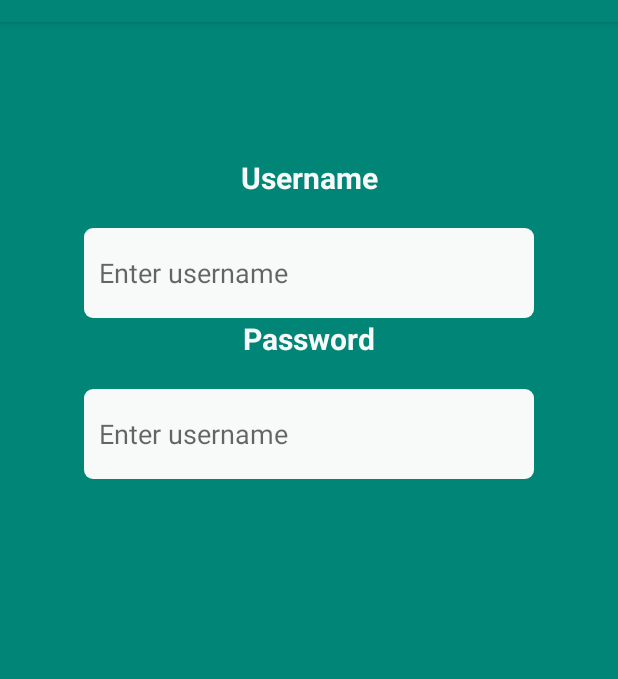
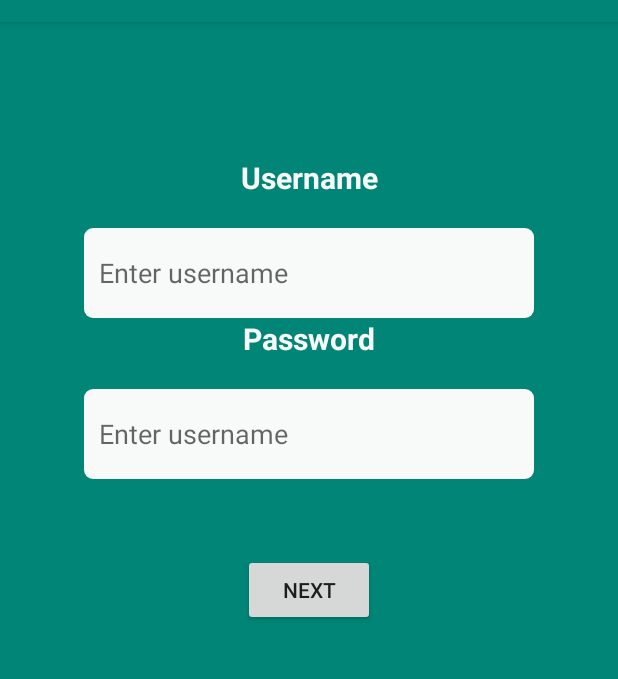
Before and after one commit to evelinagder/MovieApp, an Android app: the fragment RegisterUserPasswordFragment shown on its own in the app's theme, on a phone screen of 412 x 824 dp, the part 62-741 px from its top. Run offline under Robolectric (Android 15) with nearby library versions, the phone set to English and light mode, and no system bars; 2 statements that could not run were skipped.

Commit message:
change start destination, enter username go to age fr

```diff
--- a/app/build.gradle
+++ b/app/build.gradle
@@ -27,10 +27,12 @@ android {
         sourceCompatibility JavaVersion.VERSION_1_8
         targetCompatibility JavaVersion.VERSION_1_8
     }
+    kotlinOptions {
+        jvmTarget = JavaVersion.VERSION_1_8.toString()
+    }
     viewBinding.enabled = true
 
     dynamicFeatures = [":movieslibrary", ":newsfeed"]
-
 
 }
 
--- a/app/src/main/java/com/example/moviesapp/app/registration/RegisterUserPasswordFragment.kt
+++ b/app/src/main/java/com/example/moviesapp/app/registration/RegisterUserPasswordFragment.kt
@@ -1,25 +1,45 @@
 package com.example.moviesapp.app.registration
 
 import android.os.Bundle
+import android.view.LayoutInflater
 import android.view.View
-import com.example.moviesapp.BR
+import android.view.ViewGroup
+import androidx.fragment.app.Fragment
+import androidx.lifecycle.Observer
+import androidx.navigation.Navigation
+import androidx.navigation.navGraphViewModels
 import com.example.moviesapp.R
-import com.example.moviesapp.databinding.FragmentUsernameBinding
-import com.example.moviesapp.view.BaseFragment
+import com.example.moviesapp.app.registration.RegistrationViewModel.Companion.NAVIGATION_STEP_USERNAME
+import kotlinx.android.synthetic.main.fragment_username.*
 
-class RegisterUserPasswordFragment :
-    BaseFragment<FragmentUsernameBinding, RegistrationViewModel>() {
+class RegisterUserPasswordFragment : Fragment() {
 
-
-    override fun getViewModelResId(): Int = BR.registrationFragmentVM
-
-    override fun getLayoutResId(): Int = R.layout.fragment_username
-
-    override fun getViewModelClass(): Class<RegistrationViewModel> =
-        RegistrationViewModel::class.java
+    override fun onCreateView(
+        inflater: LayoutInflater,
+        container: ViewGroup?,
+        savedInstanceState: Bundle?
+    ): View? {
+        return inflater.inflate(R.layout.fragment_username, container, false)
+    }
 
     override fun onViewCreated(view: View, savedInstanceState: Bundle?) {
         super.onViewCreated(view, savedInstanceState)
 
+        val viewModel: RegistrationViewModel by navGraphViewModels(R.id.navigation_reg)
+
+        viewModel.navigationStageLiveData.observe(
+            viewLifecycleOwner,
+            Observer { navigationStatus: String ->
+                if (navigationStatus == NAVIGATION_STEP_USERNAME) {
+                    Navigation.findNavController(view).navigate(R.id.go_to_age_fragment_action)
+                }
+            })
+
+        button_registration_next_username.setOnClickListener {
+            viewModel.addUserNamePassword(
+                username_edit_text.text.toString(),
+                password_edit_text.text.toString()
+            )
+        }
     }
 }
--- a/app/src/main/res/layout/fragment_username.xml
+++ b/app/src/main/res/layout/fragment_username.xml
@@ -1,14 +1,5 @@
-<layout xmlns:android="http://schemas.android.com/apk/res/android"
-    xmlns:app="http://schemas.android.com/apk/res-auto">
-
-    <data>
-
-        <variable
-            name="registrationFragmentVM"
-            type="com.example.moviesapp.app.registration.RegistrationViewModel" />
-    </data>
-
-    <androidx.constraintlayout.widget.ConstraintLayout
+<androidx.constraintlayout.widget.ConstraintLayout xmlns:android="http://schemas.android.com/apk/res/android"
+    xmlns:app="http://schemas.android.com/apk/res-auto"
     android:layout_width="match_parent"
     android:layout_height="match_parent"
     android:background="@color/colorPrimary">
@@ -31,9 +22,9 @@
         android:layout_width="300dp"
         android:layout_height="60dp"
         android:layout_marginTop="20dp"
-            android:padding="10dp"
         android:background="@drawable/movie_list_background"
         android:hint="Enter username"
+        android:padding="10dp"
         app:layout_constraintEnd_toEndOf="parent"
         app:layout_constraintStart_toStartOf="parent"
         app:layout_constraintTop_toBottomOf="@+id/username_text_view" />
@@ -55,13 +46,23 @@
         android:layout_width="300dp"
         android:layout_height="60dp"
         android:layout_marginTop="20dp"
-            android:padding="10dp"
         android:background="@drawable/movie_list_background"
         android:hint="Enter username"
+        android:padding="10dp"
         app:layout_constraintEnd_toEndOf="parent"
         app:layout_constraintStart_toStartOf="parent"
         app:layout_constraintTop_toBottomOf="@+id/password_text_view" />
 
+    <Button
+        android:id="@+id/button_registration_next_username"
+        android:layout_width="wrap_content"
+        android:layout_height="wrap_content"
+        android:layout_marginTop="50dp"
+        android:text="next"
+        android:textAllCaps="true"
+        app:layout_constraintEnd_toEndOf="parent"
+        app:layout_constraintStart_toStartOf="parent"
+        app:layout_constraintTop_toBottomOf="@+id/password_edit_text" />
+
+
 </androidx.constraintlayout.widget.ConstraintLayout>
-
-</layout>
```
Also changed, not shown: app/src/main/java/com/example/moviesapp/app/MainActivity.kt (+20 -1 lines), app/src/main/java/com/example/moviesapp/app/registration/RegistrationAgeCountryFragment.kt (added, +24 -0 lines), app/src/main/java/com/example/moviesapp/app/registration/RegistrationViewModel.kt (+23 -2 lines), app/src/main/res/navigation/nav_graph.xml (+40 -8 lines). Lines whose indentation alone changed are shown as unchanged.
